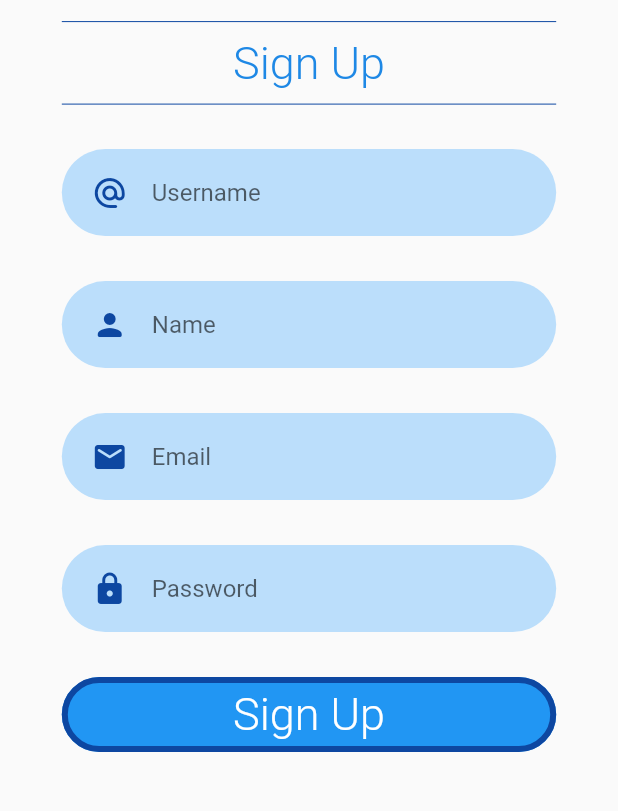
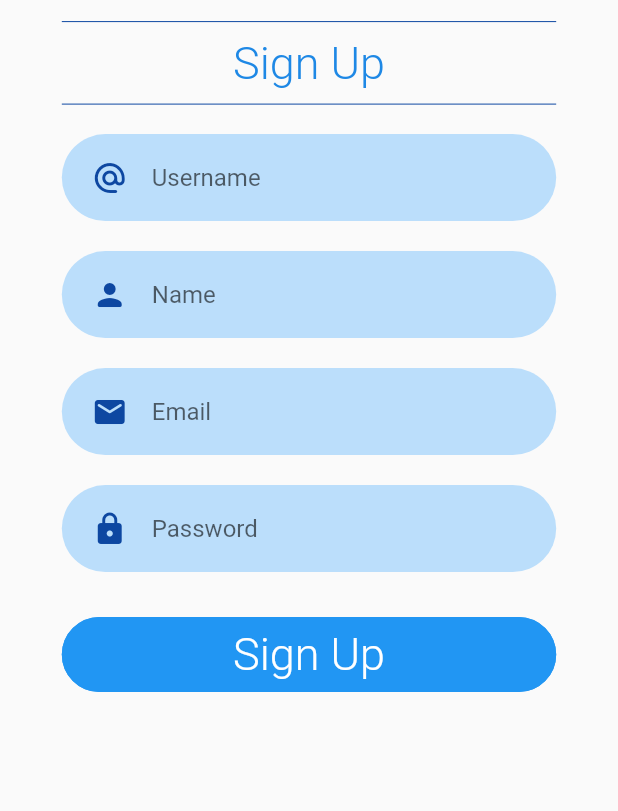
Before and after one commit to FEUP-ESOF-2020-21/open-cx-t1g1-ploggers, a Flutter app: the InitialPage screen opened directly with empty values, after a tap on "Sign Up", on a phone screen of 412 x 824 dp, the part 388-1199 px from its top. Run offline on Flutter 3.47's test engine with Material 2 defaults, Android fonts, the phone set to English and light mode, and no system bars; our stand-ins replace cloud_firestore, curved_navigation_bar, firebase_auth, firebase_core; accounts and stored records are empty.

Commit message:
Fixed button borders and some other stuff

```diff
--- a/src/asquestions/lib/view/controller/NavigatorPage.dart
+++ b/src/asquestions/lib/view/controller/NavigatorPage.dart
@@ -1,5 +1,4 @@
 import 'package:asquestions/controller/CloudFirestoreController.dart';
-import 'package:asquestions/view/pages/TalkQuestionsPage.dart';
 import 'package:asquestions/view/pages/HomePage.dart';
 import 'package:asquestions/view/pages/UserProfilePage.dart';
 import 'package:asquestions/view/pages/UserSettingsPage.dart';
@@ -88,7 +87,7 @@ class _NavigatorPageState extends State<NavigatorPage> {
       );
     } else {
       return Scaffold(
-        body: Center(child: Image.asset("assets/logo.png",width: 450, height: 250, fit: BoxFit.contain))
+        body: Center(child: Image.asset("assets/logo.png",width: 350, height: 150, fit: BoxFit.contain))
       );
     }
   }
--- a/src/asquestions/lib/view/pages/InitialPage.dart
+++ b/src/asquestions/lib/view/pages/InitialPage.dart
@@ -20,18 +20,19 @@ class _InitialPageState extends State<InitialPage> {
   Widget build(BuildContext context) {
     Size size = MediaQuery.of(context).size;
     return Scaffold(
-      body: Padding(
-        padding: EdgeInsets.only(top: size.height*0.1),
-        child: ListView(
+      body: ListView(
         padding: EdgeInsets.only(
             left: size.width / 10,
             right: size.width / 10),
         children: <Widget>[
-              Container(
+          Padding(
+            padding: EdgeInsets.only(top: size.height*0.1),
+            child: Container(
               alignment: Alignment.topCenter,
               child: SizedBox(
                 child: Image.asset("assets/logo.png",
                 width: size.width*0.7, height: size.height*0.22, fit: BoxFit.cover),
+              ),
             ),
           ),
           Divider(
@@ -40,7 +41,7 @@ class _InitialPageState extends State<InitialPage> {
           indent: 0,
           endIndent: 0),
           Text(
-                "Welcome! Any Askers?",
+            "Welcome!",
             textAlign: TextAlign.center,
             style: TextStyle(
                 fontSize: 30,
@@ -81,7 +82,7 @@ class _InitialPageState extends State<InitialPage> {
                 elevation: 0.0,
                 color: Colors.blue,
                 shape: RoundedRectangleBorder(
-                        side: BorderSide(width: 4.0, color: Colors.blue[900]),
+                    side: BorderSide(width: 4.0, color: Colors.blue[500]),
                     borderRadius: new BorderRadius.circular(25.0)),
                 child: Text("Sign In",
                     style: TextStyle(
@@ -111,7 +112,7 @@ class _InitialPageState extends State<InitialPage> {
                 elevation: 0.0,
                 color: Colors.blue,
                 shape: RoundedRectangleBorder(
-                        side: BorderSide(width: 4.0, color: Colors.blue[900]),
+                    side: BorderSide(width: 4.0, color: Colors.blue[500]),
                     borderRadius: new BorderRadius.circular(25.0)),
                 child: Text("Sign Up",
                     style: TextStyle(
@@ -152,7 +153,7 @@ class _InitialPageState extends State<InitialPage> {
               ),
             ),
           )
-            ]),
+        ]
       ),
     );
   }
--- a/src/asquestions/lib/view/pages/LoginPage.dart
+++ b/src/asquestions/lib/view/pages/LoginPage.dart
@@ -131,7 +131,7 @@ class SigninButton extends StatelessWidget {
               elevation: 0.0,
               color: Colors.blue,
               shape: RoundedRectangleBorder(
-                  side: BorderSide(width: 4.0, color: Colors.blue[900]),
+                  side: BorderSide(width: 4.0, color: Colors.blue[500]),
                   borderRadius: new BorderRadius.circular(30.0)),
               child: Text("Sign In",
                   style: TextStyle(
--- a/src/asquestions/lib/view/pages/SignUpPage.dart
+++ b/src/asquestions/lib/view/pages/SignUpPage.dart
@@ -69,7 +69,6 @@ class _SignUpPageState extends State<SignUpPage> {
                 child: Column(children: <Widget>[
                   Container(
                     padding: EdgeInsets.only(
-                      top: 10,
                       left: size.width * 0.1,
                       right: size.width * 0.1,
                       /*bottom: 20*/
@@ -86,7 +85,6 @@ class _SignUpPageState extends State<SignUpPage> {
                   ),
                   Container(
                     padding: EdgeInsets.only(
-                      top: 10,
                       left: size.width * 0.1,
                       right: size.width * 0.1,
                       /*bottom: 20*/
@@ -104,7 +102,6 @@ class _SignUpPageState extends State<SignUpPage> {
                   ),
                   Container(
                     padding: EdgeInsets.only(
-                      top: 10,
                       left: size.width * 0.1,
                       right: size.width * 0.1,
                       /*bottom: 20*/
@@ -122,7 +119,6 @@ class _SignUpPageState extends State<SignUpPage> {
                   ),
                   Container(
                     padding: EdgeInsets.only(
-                        top: 10,
                         left: size.width * 0.1,
                         right: size.width * 0.1),
                     child: TextFieldContainer(
@@ -175,7 +171,7 @@ class SignUpButton extends StatelessWidget {
               elevation: 0.0,
               color: Colors.blue,
               shape: RoundedRectangleBorder(
-                  side: BorderSide(width: 4.0, color: Colors.blue[900]),
+                  side: BorderSide(width: 4.0, color: Colors.blue[500]),
                   borderRadius: new BorderRadius.circular(30.0)),
               child: Text("Sign Up",
                   style: TextStyle(
```
Lines whose indentation alone changed are shown as unchanged.
